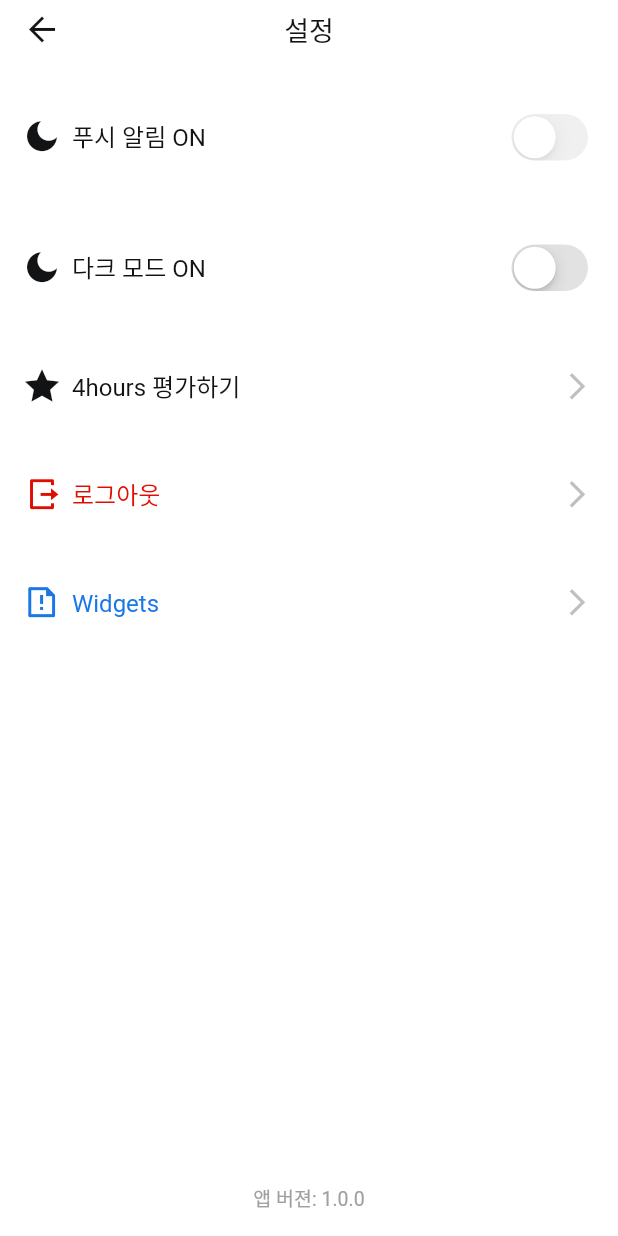
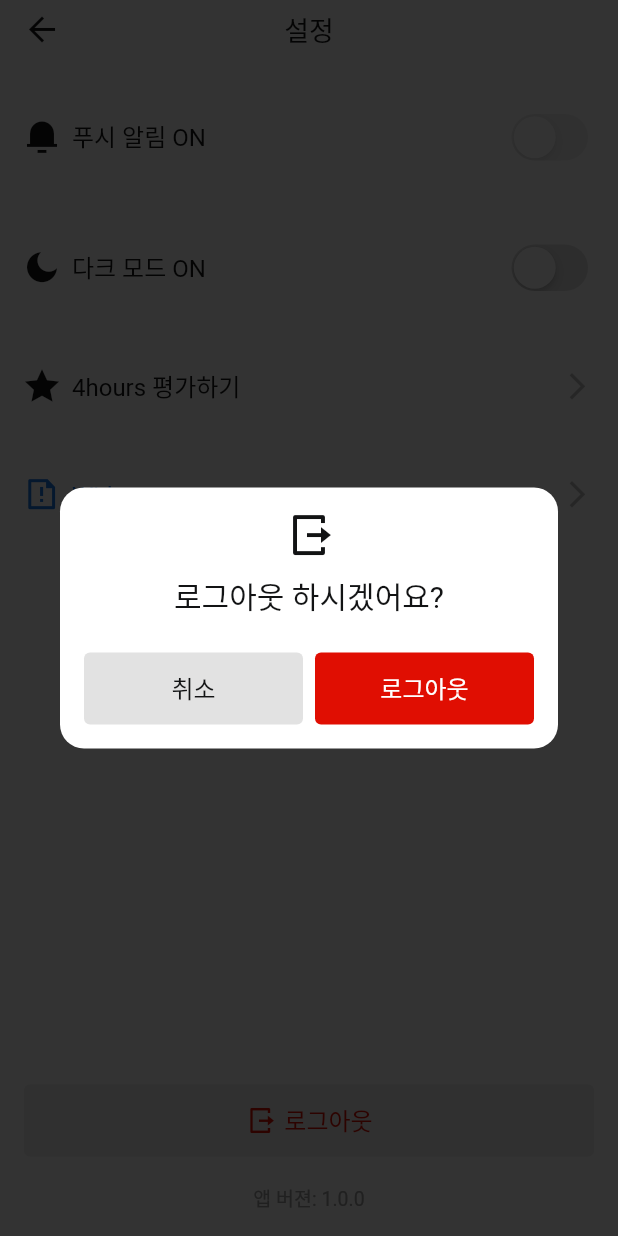
Before and after one commit to Billionaire-Project/four_hours_client, a Flutter app: the SettingDrawer widget shown alone on an empty page, opened directly, in the side drawer, after a tap on "로그아웃", on a phone screen of 412 x 824 dp. Run offline on Flutter 3.47's test engine with Material 2 defaults, Android fonts, the phone set to English and light mode, and no system bars; our stand-ins replace dio, firebase_auth, firebase_core, flutter_riverpod, flutter_secure_storage, flutter_svg and 8 more; accounts and stored records are empty; generated files the repository leaves out were written again; Roboto replaces fonts that are missing (Pretendard).

Commit message:
[Change] Change setting drawer UI

```diff
--- a/lib/utils/functions.dart
+++ b/lib/utils/functions.dart
@@ -82,9 +82,9 @@ void showCommonDialogWithTwoButtons(
   BuildContext context, {
   required IconData iconData,
   required String title,
-  required String subtitle,
   required VoidCallback onPressedRightButton,
   required String rightButtonText,
+  String? subtitle,
   VoidCallback? onPressedLeftButton,
   String? leftButtonText,
   bool barrierDismissible = true,
--- a/lib/views/setting_screen/setting_drawer.dart
+++ b/lib/views/setting_screen/setting_drawer.dart
@@ -1,4 +1,4 @@
-import 'package:flutter/cupertino.dart';
+import 'package:flutter/material.dart';
 import 'package:flutter_riverpod/flutter_riverpod.dart';
 import 'package:four_hours_client/controller/auth_controller.dart';
 import 'package:four_hours_client/providers/package_info_provider.dart';
@@ -7,9 +7,11 @@ import 'package:four_hours_client/utils/custom_colors.dart';
 import 'package:four_hours_client/utils/custom_icons_icons.dart';
 import 'package:four_hours_client/utils/custom_text_style.dart';
 import 'package:four_hours_client/utils/custom_theme_colors.dart';
+import 'package:four_hours_client/utils/functions.dart';
 import 'package:four_hours_client/views/setting_screen/setting_tile_with_chevron.dart';
 import 'package:four_hours_client/views/setting_screen/setting_tile_with_switch.dart';
 import 'package:four_hours_client/views/widgets/common_app_bar.dart';
+import 'package:four_hours_client/views/widgets/common_text_button.dart';
 import 'package:four_hours_client/views/widgets/common_widgets_page.dart';
 import 'package:four_hours_client/views/widgets/gap.dart';
 import 'package:four_hours_client/views/widgets/main_wrapper.dart';
@@ -34,7 +36,7 @@ class SettingDrawer extends ConsumerWidget {
         children: [
           const Gap(16),
           const SettingTileWithSwitch(
-            iconData: CustomIcons.moon_fill,
+            iconData: CustomIcons.notif_fill,
             text: '푸시 알림 ON',
             value: false,
           ),
@@ -54,13 +56,6 @@ class SettingDrawer extends ConsumerWidget {
             onTap: () {},
           ),
           const Gap(48),
-          SettingTileWithChevron(
-            iconData: CustomIcons.logout_line,
-            color: CustomColors.light.red,
-            text: '로그아웃',
-            onTap: () => ref.read(authControllerProvider.notifier).signOut(),
-          ),
-          const Gap(48),
 
           //TODO: if develop
           SettingTileWithChevron(
@@ -71,6 +66,47 @@ class SettingDrawer extends ConsumerWidget {
           ),
 
           const Spacer(),
+          CommonTextButton(
+            onPressed: () {
+              showCommonDialogWithTwoButtons(
+                context,
+                isDestructiveAction: true,
+                iconData: CustomIcons.logout_line,
+                title: '로그아웃 하시겠어요?',
+                onPressedRightButton: () =>
+                    ref.read(authControllerProvider.notifier).signOut(),
+                rightButtonText: '로그아웃',
+              );
+            },
+            style: TextButton.styleFrom(
+              padding: const EdgeInsets.symmetric(
+                vertical: 13,
+              ),
+              backgroundColor: customThemeColors.backgroundSurface,
+              shape: RoundedRectangleBorder(
+                borderRadius: BorderRadius.circular(4),
+              ),
+            ),
+            child: Row(
+              mainAxisAlignment: MainAxisAlignment.center,
+              children: [
+                Icon(
+                  CustomIcons.logout_line,
+                  size: 20,
+                  color: customThemeColors.red,
+                ),
+                const Gap(6),
+                Text(
+                  '로그아웃',
+                  style: customTextStyle.titleMedium.copyWith(
+                    color: customThemeColors.red,
+                  ),
+                ),
+              ],
+            ),
+          ),
+
+          const Gap(19),
           Text(
             '앱 버젼: ${version ?? 'Beta'}',
             style: customTextStyle.caption.copyWith(
--- a/lib/views/widgets/common_dialog_with_two_buttons.dart
+++ b/lib/views/widgets/common_dialog_with_two_buttons.dart
@@ -9,9 +9,9 @@ import 'package:four_hours_client/views/widgets/gap.dart';
 class CommonDialogWithTwoButtons extends ConsumerWidget {
   final IconData iconData;
   final String title;
-  final String subtitle;
   final VoidCallback onPressedRightButton;
   final String rightButtonText;
+  final String? subtitle;
   final VoidCallback? onPressedLeftButton;
   final String? leftButtonText;
   final bool isDestructiveAction;
@@ -19,9 +19,9 @@ class CommonDialogWithTwoButtons extends ConsumerWidget {
     Key? key,
     required this.iconData,
     required this.title,
-    required this.subtitle,
     required this.onPressedRightButton,
     required this.rightButtonText,
+    this.subtitle,
     this.onPressedLeftButton,
     this.leftButtonText,
     this.isDestructiveAction = false,
@@ -51,13 +51,15 @@ class CommonDialogWithTwoButtons extends ConsumerWidget {
             ),
             const Gap(8),
             Text(title, style: customTextStyle.headlineSmall),
-            const Gap(4),
-            Text(
-              subtitle,
-              style: customTextStyle.bodyMedium.copyWith(
-                color: customThemeColors.textSecondary,
+            if (subtitle != null) ...[
+              const Gap(4),
+              Text(
+                subtitle!,
+                style: customTextStyle.bodyMedium.copyWith(
+                  color: customThemeColors.textSecondary,
+                ),
               ),
-            ),
+            ],
             const Gap(24),
             Row(
               children: [
```
